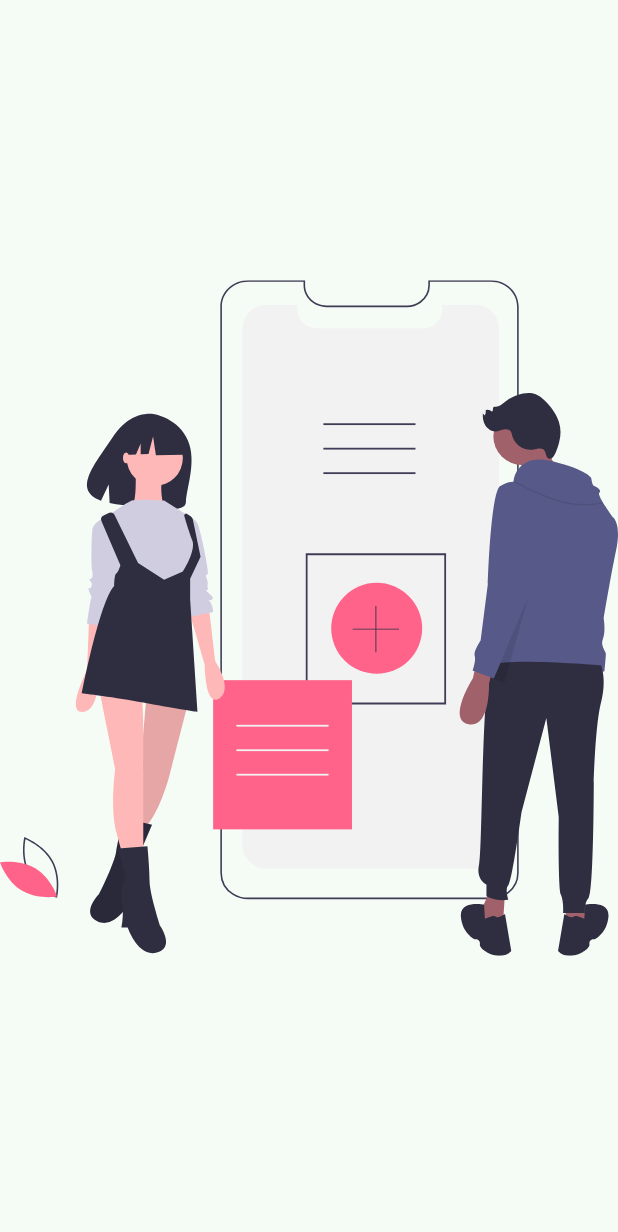
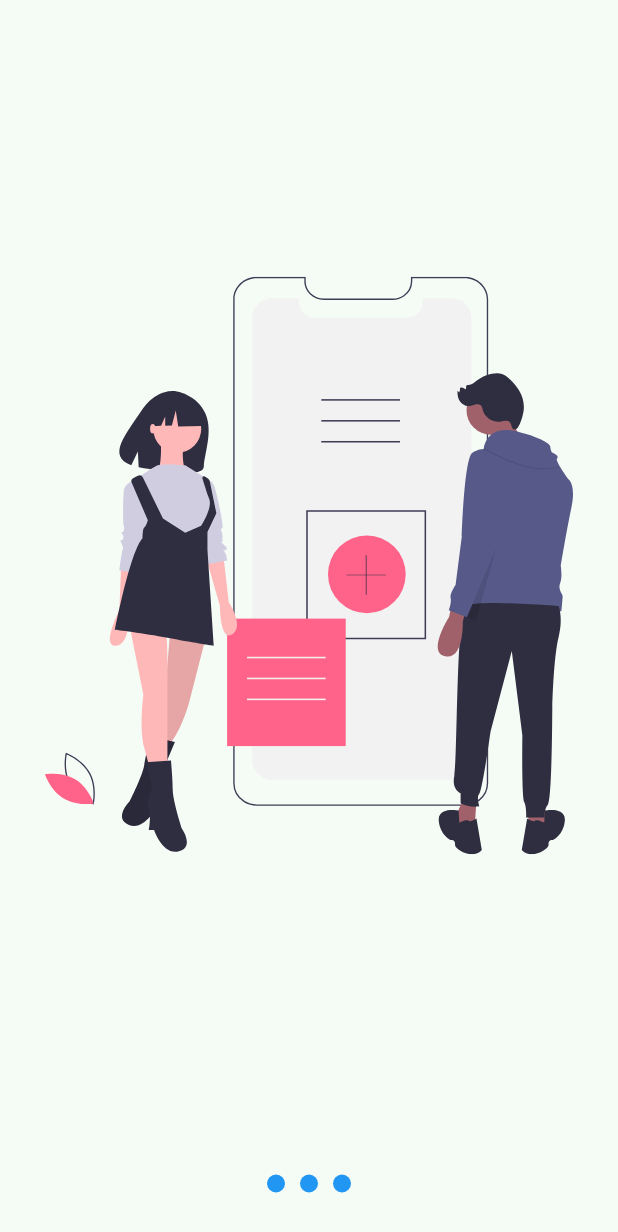
Before and after one commit to santacruzandres1/designs_on_flutter, a Flutter app: the screen it shows after launch, on a phone screen of 412 x 824 dp. Shown: the top 1232 px of the screen. Run offline on Flutter 3.47's test engine with Material 3 defaults, Android fonts, the phone set to English and light mode, and no system bars; our stand-ins replace flutter_svg.

Commit message:
Slidshow static finished

```diff
--- a/lib/main.dart
+++ b/lib/main.dart
@@ -1,9 +1,6 @@
-
 import 'package:design_application/config/theme/app_theme.dart';
 import 'package:design_application/src/pages/slideshow_page.dart';
 import 'package:flutter/material.dart';
-
-// import 'src/challenges/challenges.dart';
 
 void main() {
   runApp(const MainApp());
@@ -14,17 +11,10 @@ class MainApp extends StatelessWidget {
 
   @override
   Widget build(BuildContext context) {
-    return  MaterialApp(
+    return MaterialApp(
       theme: AppTheme().getTheme(),
       debugShowCheckedModeBanner: false,
-      home: Scaffold(
-        body: _bodyBuilder(context),
-      ),
+      home: const SlideshowPage(),
     );
   }
-
-  Widget _bodyBuilder(BuildContext context){
-
-    return const SlideshowPage();
-  }
 }
--- a/lib/src/pages/slideshow_page.dart
+++ b/lib/src/pages/slideshow_page.dart
@@ -1,13 +1,21 @@
 import 'package:flutter/material.dart';
-import 'package:flutter_svg/flutter_svg.dart';
+
+import '../widgets/widgets.dart';
+
 class SlideshowPage extends StatelessWidget {
   const SlideshowPage({super.key});
+
   @override
   Widget build(BuildContext context) {
-    return  Scaffold(
-      body: Center(
-        child: SvgPicture.asset('assets/svgs/slide-1.svg'),
-      ),
+    return Scaffold(
+      body: _bodyBuilder(),
     );
   }
+
+  Widget _bodyBuilder() {
+    return const Center(
+      child:SlideShowWidget(),
+    );
+  }
+
 }
--- /dev/null
+++ b/lib/src/widgets/slideshow.dart/dots.dart
@@ -0,0 +1,37 @@
+import 'package:flutter/material.dart';
+
+class Dots extends StatelessWidget {
+  const Dots({super.key});
+  @override
+  Widget build(BuildContext context) {
+    return SizedBox(
+      width: double.infinity,
+      height: 70,
+      child: Row(
+        mainAxisAlignment: MainAxisAlignment.center,
+        children: [
+          _Dot(),
+          _Dot(),
+          _Dot(),
+        ],
+      ),
+    );
+  }
+}
+
+class _Dot extends StatelessWidget {
+
+
+  @override
+  Widget build(BuildContext context) {
+    return Container(
+      width: 12,
+      height: 12,
+      margin: const EdgeInsets.symmetric(horizontal: 5),
+      decoration: const BoxDecoration(
+        color: Colors.blue,
+        shape: BoxShape.circle,
+      ),
+    );
+  }
+}
--- /dev/null
+++ b/lib/src/widgets/slideshow.dart/page_view.dart
@@ -0,0 +1,33 @@
+import 'package:flutter/material.dart';
+import 'package:flutter_svg/flutter_svg.dart';
+
+class SlideShow extends StatelessWidget {
+  const SlideShow({super.key});
+
+  @override
+  Widget build(BuildContext context) {
+    return PageView(
+      children: const <Widget>[
+        _Slide('assets/svgs/slide-1.svg'),
+        _Slide('assets/svgs/slide-2.svg'),
+        _Slide('assets/svgs/slide-3.svg'),
+      ],
+    );
+  }
+}
+
+class _Slide extends StatelessWidget {
+  final String svg;
+
+  const _Slide(this.svg);
+
+  @override
+  Widget build(BuildContext context) {
+    return Container(
+      width: double.infinity,
+      height: double.infinity,
+      padding: const EdgeInsets.all(30),
+      child: SvgPicture.asset(svg),
+    );
+  }
+}
--- /dev/null
+++ b/lib/src/widgets/slideshow.dart/slide_show_widget.dart
@@ -0,0 +1,29 @@
+import 'package:flutter/material.dart';
+
+import '../widgets.dart';
+
+class SlideShowWidget extends StatelessWidget {
+  const SlideShowWidget({super.key});
+
+  @override
+  Widget build(BuildContext context) {
+    return Center(
+      child: Column(
+        mainAxisAlignment: MainAxisAlignment.center,
+        children: [
+          _childrenInBodyBuilderSlideShow(),
+          _childrenInBodyBuilderDots(),
+        ],
+      ),
+    );
+  }
+
+  Widget _childrenInBodyBuilderSlideShow() {
+    return const Expanded(
+      child: SlideShow());
+  }
+
+  Widget _childrenInBodyBuilderDots() {
+    return const Dots();
+  }
+}
--- a/lib/src/widgets/widgets.dart
+++ b/lib/src/widgets/widgets.dart
@@ -1,3 +1,10 @@
-export 'package:design_application/src/widgets/radial_progress.dart';
+
+
+
+
 
 export 'headers.dart';
+export 'package:design_application/src/widgets/radial_progress.dart';
+export 'package:design_application/src/widgets/slideshow.dart/dots.dart';
+export 'package:design_application/src/widgets/slideshow.dart/page_view.dart';
+export 'package:design_application/src/widgets/slideshow.dart/slide_show_widget.dart';
```
Also changed, not shown: 3 other files.
